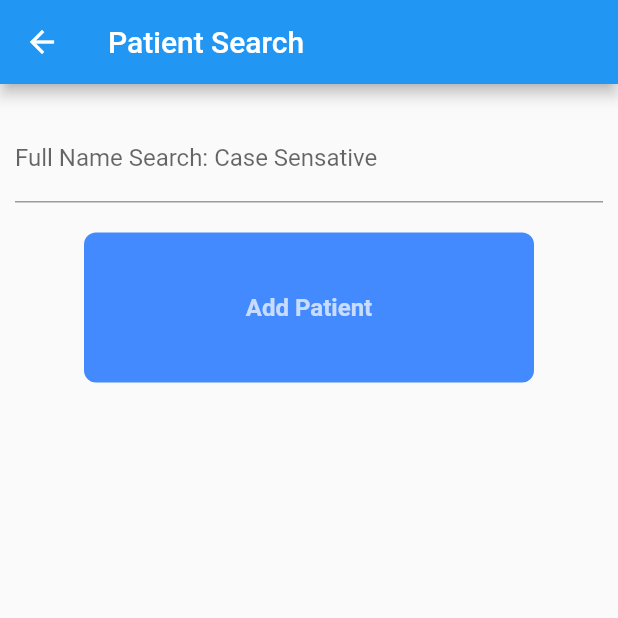
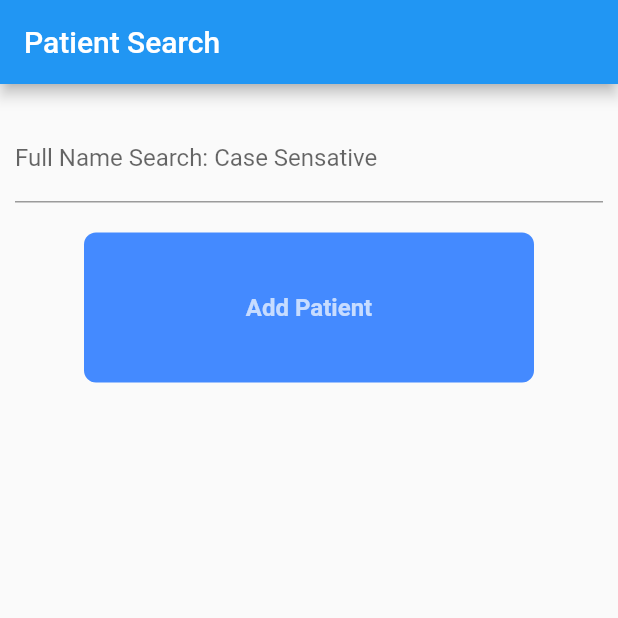
Before and after one commit to teaguestockwell/doctors-patient-database, a Flutter app: the ProfileSearch screen opened directly, on a phone screen of 412 x 824 dp, the top half of it. Run offline on Flutter 3.47's test engine with Material 2 defaults, Android fonts, the phone set to English and light mode, and no system bars; our stand-ins replace cloud_firestore, firebase_core; accounts and stored records are empty.

Commit message:
added patient basic patient profile

```diff
--- a/lib/main.dart
+++ b/lib/main.dart
@@ -13,7 +13,7 @@ void main() async {
     MaterialApp(
       title: 'Flutter Demo',
       theme: theme,
-      home: ProfileEdit('234567890')
+      home: ProfileSearch()
     )
   );
 }
--- a/lib/models/commom_model.dart
+++ /dev/null
@@ -1,5 +0,0 @@
-abstract class CommonModel{
-  static var numFields;
-  Map<String,String> get toMap;
-  CommonModel.fromJson();
-}
--- a/lib/models/patient.dart
+++ b/lib/models/patient.dart
@@ -1,8 +1,6 @@
 import 'package:flutter/foundation.dart';
 
-import 'commom_model.dart';
-
-class Patient implements CommonModel{
+class Patient{
   String
     id,
     name,
--- a/lib/screens/profile_edit.dart
+++ b/lib/screens/profile_edit.dart
@@ -26,7 +26,7 @@ class _ProfileEditState extends State<ProfileEdit> {
     return StreamProvider<Patient>.value(
       value: value,
       child: Scaffold(
-        appBar: AppBar(title: Text('Patient Profile')),
+        appBar: AppBar(title: Text('Edit Patient')),
         body: PatientFeilds(this.widget.id)
       )
     );
@@ -92,7 +92,7 @@ class _PatientFeildsState extends State<PatientFeilds> {
 
   @override
   Widget build(BuildContext context) {
- final patient = Provider.of<Patient>(context) ?? [];
+ final patient = Provider.of<Patient>(context) ?? Patient();
   pat = patient;
 
     return Padding(
```
Also changed, not shown: lib/screens/profile_home.dart (added, +52 -0 lines), lib/screens/profile_search.dart (+10 -1 lines).
